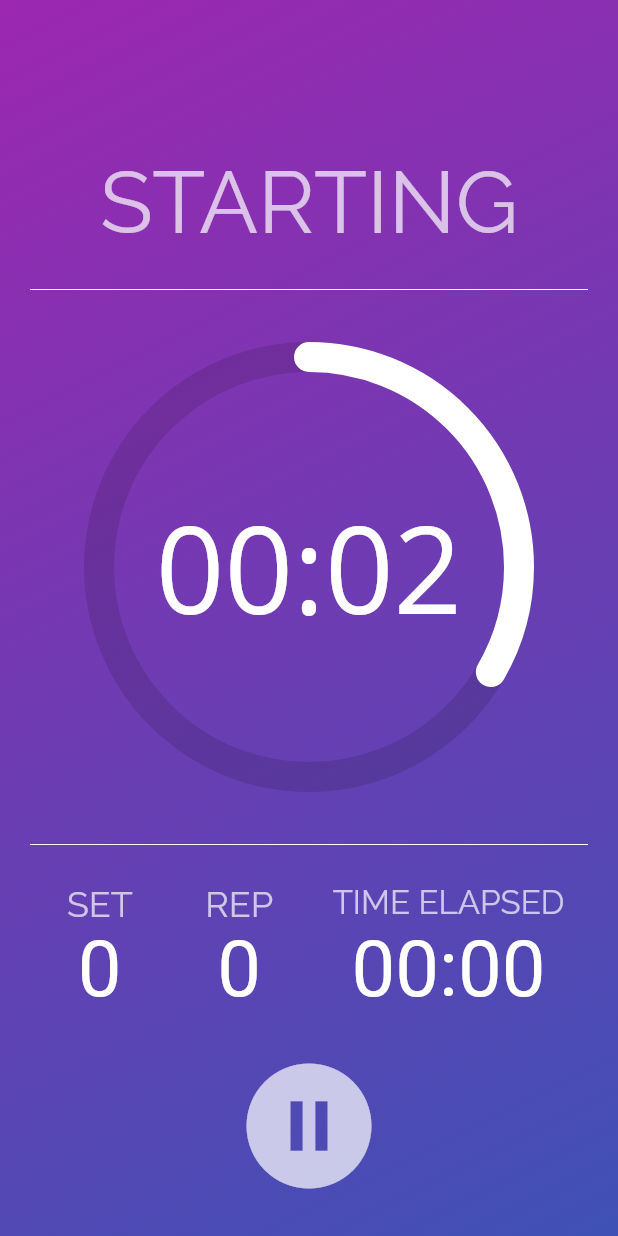
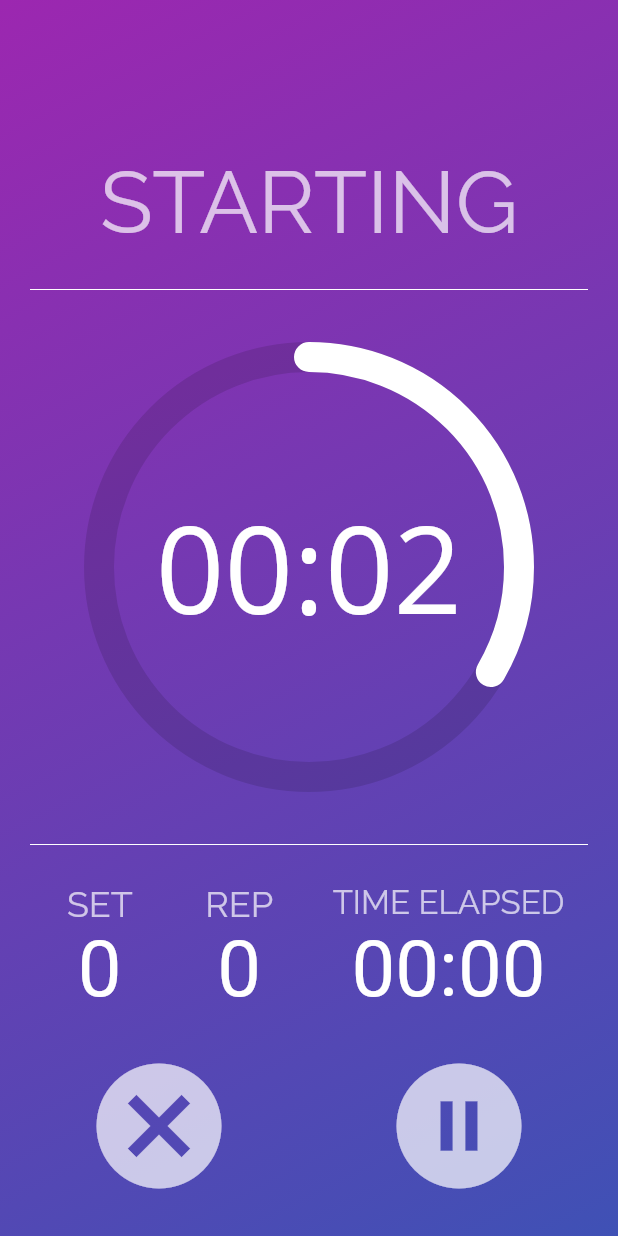
Before and after one commit to sabinabialic/HiitMe-Interval-Timer, a Flutter app: the screen it shows after launch, after a tap on "Start Workout", on a phone screen of 412 x 824 dp. Run offline on Flutter 3.47's test engine with Material 2 defaults, Android fonts, the phone set to English and light mode, and no system bars; drawn by our look-alikes of percent_indicator; our stand-ins replace audioplayers, flutter_local_notifications, numberpicker; missing offline and left inert: responsive_flutter, sound_mode.

Commit message:
Added Cancel Timer Functionality

```diff
--- a/lib/screens/workout_screen.dart
+++ b/lib/screens/workout_screen.dart
@@ -225,8 +225,21 @@ class _WorkoutScreenState extends State<WorkoutScreen>{
         icon: Icon(Icons.home, color: Colors.white70)
       );
     } else {
-      return IconButton(
-        padding: EdgeInsets.all(10),
+      return Row(
+        mainAxisAlignment: MainAxisAlignment.center,
+        children: [
+          IconButton(
+              padding: EdgeInsets.fromLTRB(10, 10, 50, 10),
+              iconSize: 100,
+              // When pressed, dispose the workout and pop the current screen
+              onPressed: () => {
+                _workout.dispose(),
+                Navigator.pop(context),
+              },
+              // Icon on the button
+              icon: Icon(Icons.cancel, color: Colors.white70)
+          ), IconButton(
+              padding: EdgeInsets.fromLTRB(50, 10, 10, 10),
               iconSize: 100,
               onPressed: _workout.isActive? _pause : _start,
               // Icon on the button depends on if the workout is active or not
@@ -235,6 +248,8 @@ class _WorkoutScreenState extends State<WorkoutScreen>{
                 Icons.pause_circle_filled : Icons.play_circle_filled,
                 color: Colors.white70
               )
+          )
+        ],
       );
     }
   }
```
Lines whose indentation alone changed are shown as unchanged.
